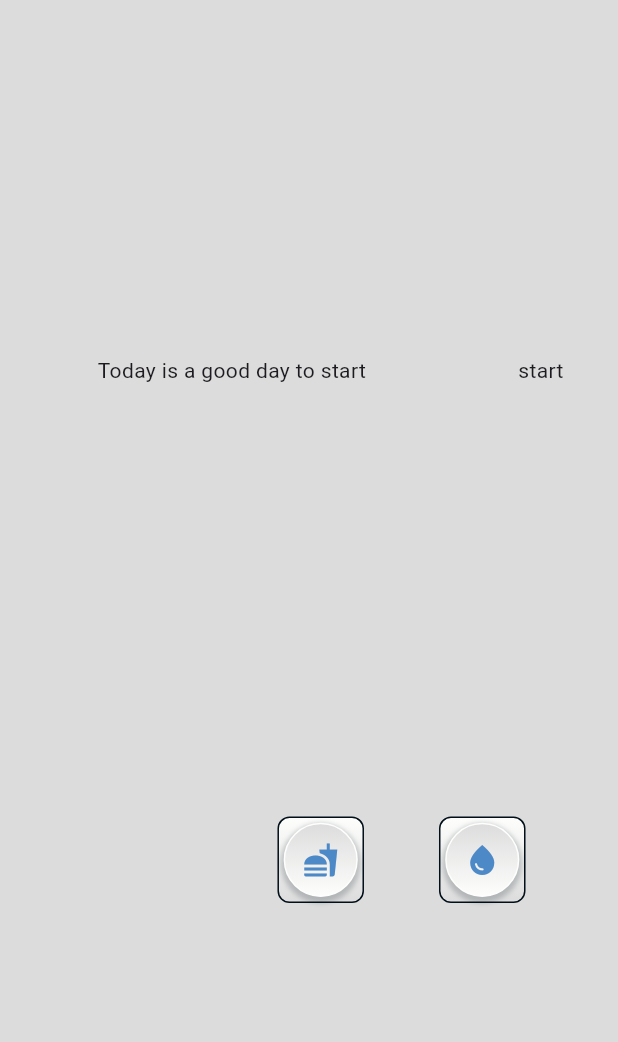
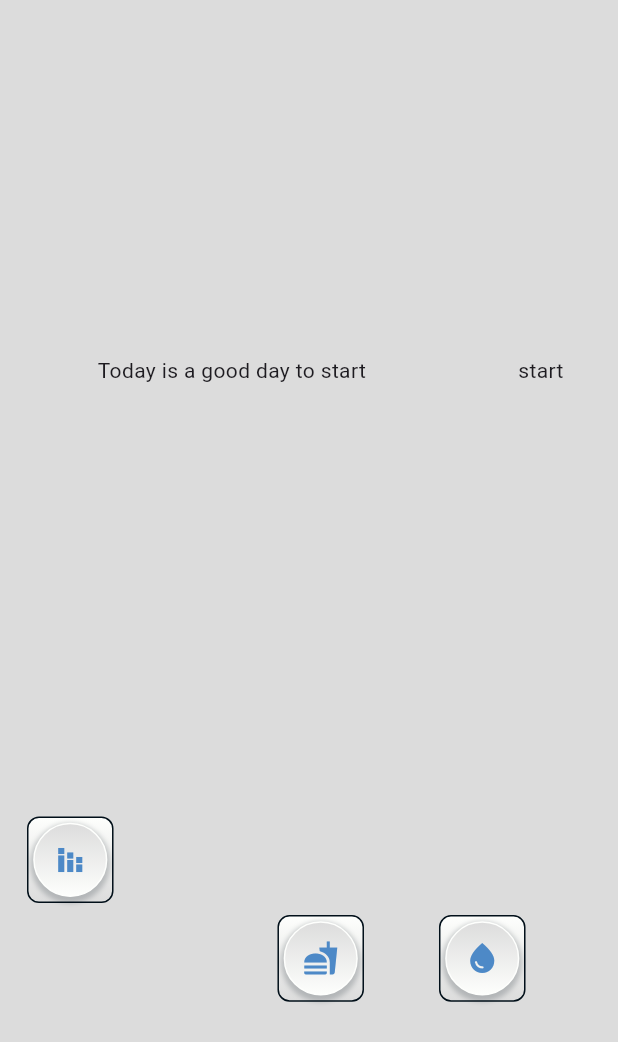
Before and after one commit to denissavishchev/mood, a Flutter app: the MealScreen screen opened directly, on a phone screen of 412 x 824 dp. Shown: the top 1042 px of the screen. Run offline on Flutter 3.47's test engine with Material 3 defaults, Android fonts, the phone set to English and light mode, and no system bars; our stand-ins replace easy_localization, fl_chart, flutter_animation_progress_bar, flutter_rating_bar, flutter_screenutil, image_picker and 3 more; missing offline and left inert: country_flags; accounts and stored records are empty.

Commit message:
meal statistic

```diff
--- a/lib/constants.dart
+++ b/lib/constants.dart
@@ -12,6 +12,13 @@ const kWhite = Color(0xfffefffd);
 
 final kTextStyle = TextStyle(
   color: kWhite,
+  fontWeight: FontWeight.bold,
+  fontSize: 24.sp,
+  // fontFamily: 'Roboto'
+);
+
+final kBlackTextStyle = TextStyle(
+  color: kBlack,
   fontWeight: FontWeight.bold,
   fontSize: 24.sp,
   // fontFamily: 'Roboto'
--- a/lib/models/meal_database_helper.dart
+++ b/lib/models/meal_database_helper.dart
@@ -49,7 +49,7 @@ class MealDatabaseHelper {
   static Future<List<MealModel>> getMealTimeData()async {
     final db = await _openDatabase();
     List<Map<String, dynamic>> meals = await db.rawQuery(
-        'SELECT id, meal, rating, time FROM meals'
+        'SELECT id, meal, rating, calories, time FROM meals'
     );
     return List.generate(meals.length, (i){
       return MealModel(
@@ -60,7 +60,7 @@ class MealDatabaseHelper {
           person: '',
           place: '',
           rating: meals[i]['rating'],
-          calories: '',
+          calories: meals[i]['calories'],
           opinion: '',
           photo: '',
           time: DateTime.parse(meals[i]['time'])
--- a/lib/screens/meal_screen.dart
+++ b/lib/screens/meal_screen.dart
@@ -9,6 +9,7 @@ import '../widgets/meal_list_widget.dart';
 import '../widgets/button_widget.dart';
 import 'add_meal_screen.dart';
 import 'add_water_screen.dart';
+import 'meal_statistic_screen.dart';
 
 class MealScreen extends StatefulWidget {
   const MealScreen({super.key});
@@ -45,6 +46,19 @@ class _MealScreenState extends State<MealScreen> {
                 ],
               ),
               const SizedBox(height: 50,),
+              Column(
+                crossAxisAlignment: CrossAxisAlignment.start,
+                children: [
+                  Padding(
+                    padding: const EdgeInsets.symmetric(horizontal: 18.0),
+                    child: ButtonWidget(
+                        icon: Icons.stacked_bar_chart,
+                        onTap: () => Navigator.pushReplacement(context,
+                            MaterialPageRoute(builder: (context) =>
+                            const MealStatisticScreen()))
+                    ),
+                  ),
+                  const SizedBox(height: 8,),
                   Row(
                     mainAxisAlignment: MainAxisAlignment.spaceAround,
                     children: [
@@ -58,13 +72,12 @@ class _MealScreenState extends State<MealScreen> {
                                   icon: Icons.calendar_month,
                                   onTap: () => data.showHistory(context),
                                 ),
-                            const SizedBox(
-                              width: 20,
-                            ),
+                                const SizedBox(width: 20),
                                 Text(data.selectedDate?.day == DateTime.now().day
                                     ? 'Today'
                                     : DateFormat('y-MM-dd').format(DateTime.parse(
-                                    data.selectedDate.toString()))),
+                                        data.selectedDate.toString())),
+                                style: kBlackTextStyle,),
                               ],
                             ),
                           )),
@@ -108,6 +121,8 @@ class _MealScreenState extends State<MealScreen> {
                           })
                     ],
                   ),
+                ],
+              ),
               const SizedBox(
                 height: 10,
               ),
```
Also changed, not shown: lib/providers/meal_provider.dart (+29 -0 lines), lib/screens/meal_statistic_screen.dart (added, +87 -0 lines), lib/screens/mood_screen.dart (+9 -9 lines). Lines whose indentation alone changed are shown as unchanged.
